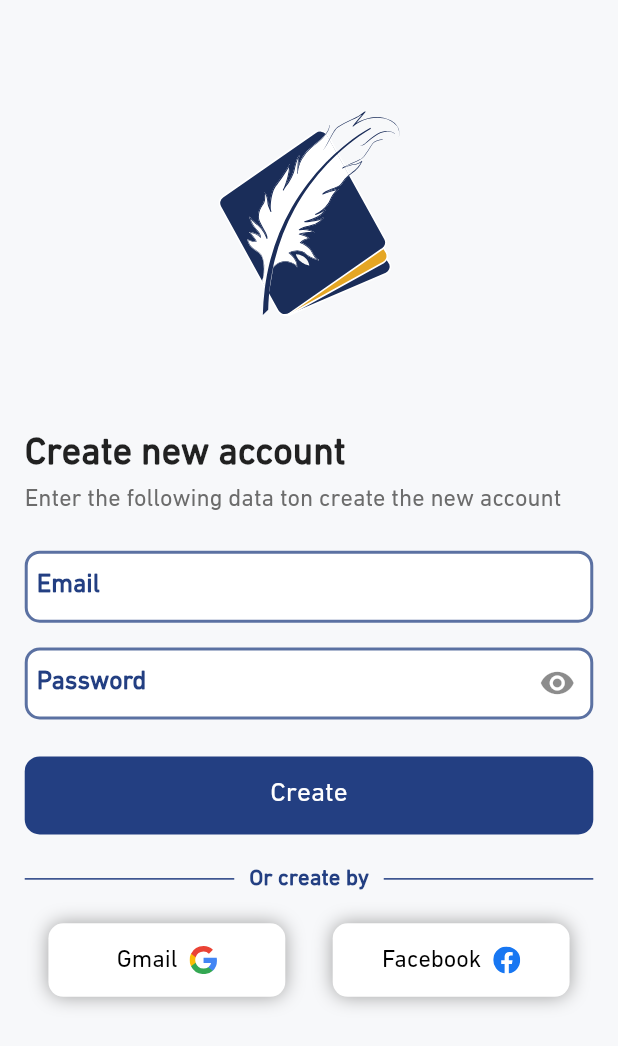
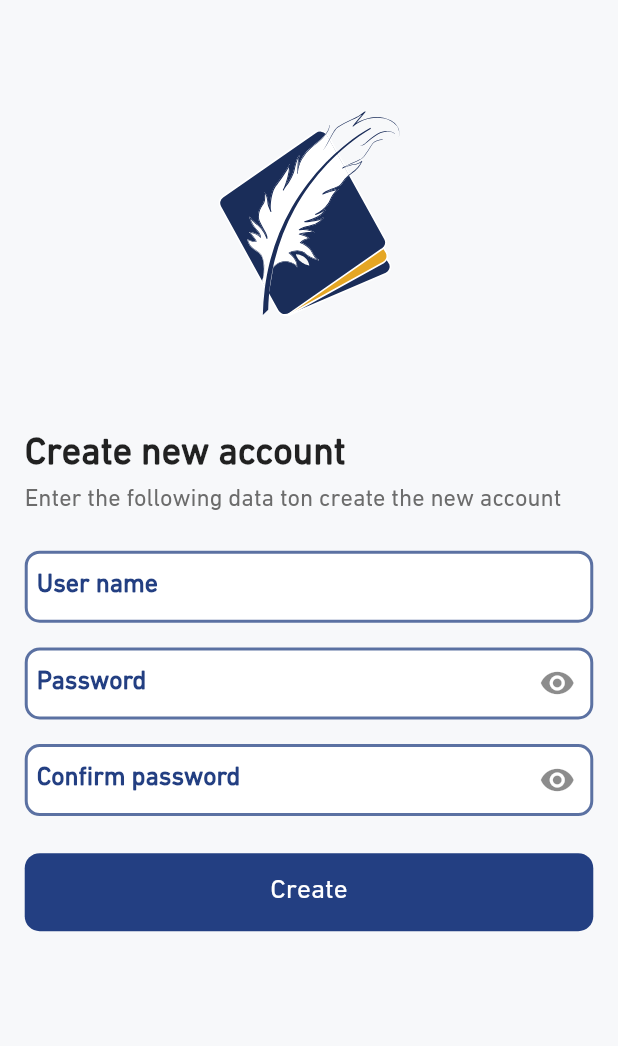
Before and after one commit to space-codes/asar.mobile, a Flutter app: the RegisterScreen screen opened directly, on a phone screen of 412 x 824 dp. Shown: the top 1046 px of the screen. Run offline on Flutter 3.47's test engine with Material 2 defaults, Android fonts, the phone set to English and light mode, and no system bars; our stand-ins replace bloc, dio, easy_localization, equatable, flutter_bloc, flutter_svg and 2 more.

Commit message:
add registration_bloc

```diff
--- a/assets/languages/ar.json
+++ b/assets/languages/ar.json
@@ -2,7 +2,7 @@
   "-" : "------------Login Screen-----------",
   "welcome_back": "مرحبا بعودتك!",
   "login_message": "تسجيل دخول إلى حسابك الحالي",
-  "email_text" : "البريد الالكتروني",
+  "user_name" : "اسم المستخدم",
   "password_text" : "كلمة المرور",
   "forget_password": "نسيت كلمة المرور؟",
   "login": "تسجيل الدخول",
@@ -18,6 +18,7 @@
   "register_message": "قم بادخال البيانات التالية لانشاء حساب جديد",
   "create": "انشاء",
   "register_by" : "أو انشئ بواسطة",
+  "confirm_password" : "تأكيد كلمة المرور",
 
   "---" : "------------Home Screen-----------",
   "home_title": "الصفحة الرئيسية",
--- a/assets/languages/en.json
+++ b/assets/languages/en.json
@@ -2,7 +2,7 @@
   "-" : "------------Login Screen-----------",
   "welcome_back": "Welcome back!",
   "login_message": "Login to your current account",
-  "email_text" : "Email",
+  "user_name" : "User name",
   "password_text" : "Password",
   "forget_password": "Forget password?",
   "login": "Login",
@@ -18,6 +18,7 @@
   "register_message": "Enter the following data ton create the new account",
   "create": "Create",
   "register_by" : "Or create by",
+  "confirm_password" : "Confirm password",
 
   "---" : "------------Home Screen-----------",
   "home_title": "Home",
--- /dev/null
+++ b/lib/BLoCs/registration_bloc/registration_event.dart
@@ -0,0 +1,14 @@
+part of 'registration_bloc.dart';
+
+abstract class RegistrationEvent extends Equatable {
+  const RegistrationEvent();
+}
+
+class RegisterEvent extends RegistrationEvent {
+  final String? userName, password, confirmPassword;
+
+  RegisterEvent({this.userName, this.password, this.confirmPassword});
+
+  @override
+  // TODO: implement props
+  List<Object?> get props => [userName , password , confirmPassword];}
--- /dev/null
+++ b/lib/BLoCs/registration_bloc/registration_state.dart
@@ -0,0 +1,33 @@
+part of 'registration_bloc.dart';
+
+abstract class RegistrationState extends Equatable {
+  const RegistrationState();
+}
+
+class RegistrationInitial extends RegistrationState {
+  @override
+  List<Object> get props => [];
+}
+
+class RegisterLoading extends RegistrationState {
+  @override
+  List<Object?> get props => [];
+}
+
+class RegisterLoaded extends RegistrationState {
+  final RegisterRequestModel registerModel;
+
+  const RegisterLoaded(this.registerModel);
+
+  @override
+  List<Object?> get props => [];
+}
+
+class RegisterError extends RegistrationState {
+  final String? message;
+
+  const RegisterError(this.message);
+
+  @override
+  List<Object?> get props => [];
+}
--- /dev/null
+++ b/lib/constants/strings.dart
@@ -0,0 +1,3 @@
+
+
+const String baseUrl = "http://127.0.0.1:5000/api/";
--- /dev/null
+++ b/lib/data/models/login_request.dart
@@ -0,0 +1,46 @@
+/// username : "string"
+/// password : "string"
+
+class LoginRequestModel {
+  LoginRequestModel({
+    String? username,
+    String? password,
+  }) {
+    _username = username;
+    _password = password;
+  }
+
+  LoginRequestModel.fromJson(dynamic json) {
+    _username = json['username'];
+    _password = json['password'];
+  }
+
+  String? _username;
+  String? _password;
+
+  LoginRequestModel copyWith({
+    String? username,
+    String? password,
+  }) =>
+      LoginRequestModel(
+        username: username ?? _username,
+        password: password ?? _password,
+      );
+
+  String? get username => _username;
+
+  String? get password => _password;
+
+  Map<String, dynamic> toJson() {
+    final map = <String, dynamic>{};
+    map['username'] = _username;
+    map['password'] = _password;
+    return map;
+  }
+
+  String? error;
+
+  LoginRequestModel.withError(String errorMessage) {
+    error = errorMessage;
+  }
+}
--- /dev/null
+++ b/lib/data/models/register_request.dart
@@ -0,0 +1,56 @@
+/// username : "gemy"
+/// password : "123456"
+/// confirm_password : "123456"
+
+class RegisterRequestModel {
+  RegisterRequestModel({
+    String? username,
+    String? password,
+    String? confirmPassword,
+  }) {
+    _username = username;
+    _password = password;
+    _confirmPassword = confirmPassword;
+  }
+
+  RegisterRequestModel.fromJson(dynamic json) {
+    _username = json['username'];
+    _password = json['password'];
+    _confirmPassword = json['confirm_password'];
+  }
+
+  String? _username;
+  String? _password;
+  String? _confirmPassword;
+
+  RegisterRequestModel copyWith({
+    String? username,
+    String? password,
+    String? confirmPassword,
+  }) =>
+      RegisterRequestModel(
+        username: username ?? _username,
+        password: password ?? _password,
+        confirmPassword: confirmPassword ?? _confirmPassword,
+      );
+
+  String? get username => _username;
+
+  String? get password => _password;
+
+  String? get confirmPassword => _confirmPassword;
+
+  Map<String, dynamic> toJson() {
+    final map = <String, dynamic>{};
+    map['username'] = _username;
+    map['password'] = _password;
+    map['confirm_password'] = _confirmPassword;
+    return map;
+  }
+
+  String? error;
+
+  RegisterRequestModel.withError(String errorMessage) {
+    error = errorMessage;
+  }
+}
--- /dev/null
+++ b/lib/data/repositories/api_repo.dart
@@ -0,0 +1,17 @@
+import 'package:asar_app/data/models/register_request.dart';
+
+import '../api_provider/registration_api.dart';
+
+class RegistrationRepository {
+  final _provider = RegistrationApiProvider();
+
+  Future<RegisterRequestModel> register(
+      {String? password, String? userName, String? confirmPassword}) {
+    return _provider.register(
+        password: password,
+        confirmPassword: confirmPassword,
+        userName: userName);
+  }
+}
+
+class NetworkError extends Error {}
--- a/lib/screens/home_screen.dart
+++ b/lib/screens/home_screen.dart
@@ -1,5 +1,3 @@
-import 'dart:io';
-
 import 'package:asar_app/constants/colors.dart';
 import 'package:asar_app/data/models/language_model.dart';
 import 'package:asar_app/utils/adaptive_text_size.dart';
@@ -7,9 +5,6 @@ import 'package:asar_app/utils/navigation_funs.dart';
 import 'package:easy_localization/easy_localization.dart';
 import 'package:flutter/material.dart';
 import 'package:flutter_svg/flutter_svg.dart';
-import 'package:image_cropper/image_cropper.dart';
-import 'package:image_picker/image_picker.dart';
-
 import '../widgets/my_bottom_sheet.dart';
 import 'details_screen.dart';
 
--- a/lib/screens/login_screen.dart
+++ b/lib/screens/login_screen.dart
@@ -67,7 +67,7 @@ class _LoginScreenState extends State<LoginScreen> {
                     height: height * 0.030,
                   ),
                   CustomTextFormField(
-                      labelText: "email_text",
+                    labelText: "user_name",
                     height: height * 0.065,
                   ),
                   SizedBox(
@@ -109,8 +109,7 @@ class _LoginScreenState extends State<LoginScreen> {
                           shiftByReplacement(context, HomeScreen());
                         }
                       },
-                      child: myButton(
-                          onPressed: () {}, title: "login", context: context)),
+                      child: myButton(title: "login", context: context)),
                   SizedBox(
                     height: height * 0.025,
                   ),
--- a/lib/screens/register_screen.dart
+++ b/lib/screens/register_screen.dart
@@ -1,13 +1,16 @@
+import 'package:asar_app/BLoCs/registration_bloc/registration_bloc.dart';
 import 'package:asar_app/constants/colors.dart';
 import 'package:asar_app/utils/adaptive_text_size.dart';
 import 'package:asar_app/widgets/text_form_field.dart';
 import 'package:easy_localization/easy_localization.dart';
 import 'package:flutter/material.dart';
+import 'package:flutter_bloc/flutter_bloc.dart';
 import 'package:flutter_svg/flutter_svg.dart';
 
+import '../utils/navigation_funs.dart';
 import '../widgets/button.dart';
-import '../widgets/row_of_register_by.dart';
-import '../widgets/row_of_register_by_google_and_facebook.dart';
+import 'home_screen.dart';
+
 
 class RegisterScreen extends StatefulWidget {
   const RegisterScreen({Key? key}) : super(key: key);
@@ -17,16 +20,31 @@ class RegisterScreen extends StatefulWidget {
 }
 
 class _RegisterScreenState extends State<RegisterScreen> {
+  RegistrationBloc? registrationBloc;
+
+  @override
+  void initState() {
+    registrationBloc = BlocProvider.of<RegistrationBloc>(context);
+    super.initState();
+  }
+
   @override
   Widget build(BuildContext context) {
     double width = MediaQuery.of(context).size.width;
     double height = MediaQuery.of(context).size.height;
+    final _formKey = GlobalKey<FormState>();
+    TextEditingController userNameController = TextEditingController();
+    TextEditingController passwordController = TextEditingController();
+    TextEditingController confirmPasswordController = TextEditingController();
+
     return Scaffold(
       backgroundColor: backgroundColor,
       body: Padding(
         padding: EdgeInsets.only(left: width * 0.04, right: width * 0.04),
         child: SingleChildScrollView(
           child: SafeArea(
+            child: Form(
+              key: _formKey,
               child: Column(
                 mainAxisAlignment: MainAxisAlignment.center,
                 crossAxisAlignment: CrossAxisAlignment.start,
@@ -57,7 +75,8 @@ class _RegisterScreenState extends State<RegisterScreen> {
                     height: height * 0.03,
                   ),
                   CustomTextFormField(
-                    labelText: "email_text",
+                    labelText: "user_name",
+                    textEditingController: userNameController,
                     height: height * 0.065,
                   ),
                   SizedBox(
@@ -65,25 +84,84 @@ class _RegisterScreenState extends State<RegisterScreen> {
                   ),
                   CustomTextFormField(
                     labelText: "password_text",
+                    textEditingController: passwordController,
+                    height: height * 0.065,
+                  ),
+                  SizedBox(
+                    height: height * 0.02,
+                  ),
+                  CustomTextFormField(
+                    labelText: "confirm_password",
+                    textEditingController: confirmPasswordController,
                     height: height * 0.065,
                   ),
                   SizedBox(
                     height: height * 0.03,
                   ),
-                myButton(onPressed: () {}, title: "create", context: context),
+                  buildBlocBuilder(
+                      _formKey,
+                      userNameController,
+                      passwordController,
+                      confirmPasswordController,
+                      registrationBloc!),
+                  // myButton(onPressed: () {}, title: "create", context: context),
                   SizedBox(
                     height: height * 0.025,
                   ),
-                rowOfRegisterBy(context: context, title: "register_by"),
-                SizedBox(
-                  height: height * 0.025,
+                  // rowOfRegisterBy(context: context, title: "register_by"),
+                  // SizedBox(height: height * 0.025,),
+                  //rowOfRegisterByGoogleAndFacebook(context: context),
+                ],
               ),
-                rowOfRegisterByGoogleAndFacebook(context: context),
-              ],
             ),
           ),
         ),
       ),
     );
   }
+
+  BlocBuilder<RegistrationBloc, RegistrationState> buildBlocBuilder(
+      GlobalKey<FormState> _formKey,
+      TextEditingController userNameController,
+      TextEditingController passwordController,
+      TextEditingController confirmPasswordController,
+      RegistrationBloc registrationBloc) {
+    return BlocBuilder<RegistrationBloc, RegistrationState>(
+        builder: (cxt, state) {
+      return GestureDetector(
+        onTap: () {
+          if (_formKey.currentState!.validate()) {
+            registrationBloc.add(RegisterEvent(
+                userName: userNameController.text,
+                password: passwordController.text,
+                confirmPassword: confirmPasswordController.text));
+
+            if (state == RegisterLoading) {
+              ScaffoldMessenger.of(context).showSnackBar(
+                const SnackBar(
+                    duration: Duration(seconds: 2),
+                    content: Text(
+                      "loading",
+                      style: TextStyle(color: Colors.white),
+                    ),
+                    backgroundColor: mainColor),
+              );
+              shiftByReplacement(context, HomeScreen());
+            } else if (state == RegisterError) {
+              ScaffoldMessenger.of(context).showSnackBar(
+                const SnackBar(
+                    duration: Duration(seconds: 2),
+                    content: Text(
+                      'تم تسجيل الدخول بنجاح',
+                      style: TextStyle(color: Colors.white),
+                    ),
+                    backgroundColor: Colors.red),
+              );
             }
+          }
+        },
+        child: myButton(title: "create", context: context),
+      );
+    });
+  }
+}
--- a/lib/widgets/button.dart
+++ b/lib/widgets/button.dart
@@ -5,9 +5,8 @@ import 'package:flutter/material.dart';
 import '../utils/adaptive_text_size.dart';
 
 Widget myButton(
-    {VoidCallback? onPressed, String? title, BuildContext? context}) {
-  return GestureDetector(
-    child: Container(
+    {String? title, BuildContext? context}) {
+  return Container(
     child: Center(
       child: Padding(
         padding: const EdgeInsets.all(15.0),
@@ -21,6 +20,5 @@ Widget myButton(
     decoration: BoxDecoration(
         color: mainColor,
         borderRadius: BorderRadius.all(Radius.circular(10))),
-    ),
   );
 }
--- a/lib/widgets/text_form_field.dart
+++ b/lib/widgets/text_form_field.dart
@@ -7,8 +7,10 @@ import '../utils/adaptive_text_size.dart';
 class CustomTextFormField extends StatefulWidget {
   final String? labelText;
   final double? height;
+  final TextEditingController? textEditingController;
 
-  const CustomTextFormField({Key? key, this.labelText, this.height})
+  const CustomTextFormField(
+      {Key? key, this.labelText, this.height, this.textEditingController})
       : super(key: key);
 
   @override
@@ -31,6 +33,7 @@ class _CustomTextFormFieldState extends State<CustomTextFormField> {
   @override
   Widget build(BuildContext context) {
     return TextFormField(
+      controller: widget.textEditingController,
       obscureText: visibility ? true : false,
       validator: (value) {
         if (value == null || value.isEmpty) {
@@ -44,7 +47,8 @@ class _CustomTextFormFieldState extends State<CustomTextFormField> {
       },
       cursorColor: mainColor,
       decoration: InputDecoration(
-          suffixIcon: widget.labelText == "password_text"
+          suffixIcon: widget.labelText == "password_text" ||
+                  widget.labelText == "confirm_password"
               ? InkWell(
                   onTap: () {
                     setState(() {
@@ -75,9 +79,7 @@ class _CustomTextFormFieldState extends State<CustomTextFormField> {
           enabledBorder: border,
           errorBorder: errorBorder,
           focusedErrorBorder: errorBorder,
-          errorStyle: TextStyle(
-            color: Colors.red
-          ),
+          errorStyle: TextStyle(color: Colors.red),
           focusedBorder: border),
     );
   }
--- a/pubspec.yaml
+++ b/pubspec.yaml
@@ -41,6 +41,9 @@ dependencies:
   image_picker: ^0.8.4+11
   flutter_easyloading: ^3.0.3
   image_cropper: ^1.5.0
+  dio: any
+  flutter_bloc: ^8.0.1
+  equatable: ^2.0.3
 
 dev_dependencies:
   flutter_test:
```
Also changed, not shown: lib/BLoCs/registration_bloc/registration_bloc.dart (added, +32 -0 lines), lib/data/api_provider/registration_api.dart (added, +45 -0 lines), lib/main.dart (+10 -8 lines), assets/images/logo.png (deleted), 1 other file. Lines whose indentation alone changed are shown as unchanged.
